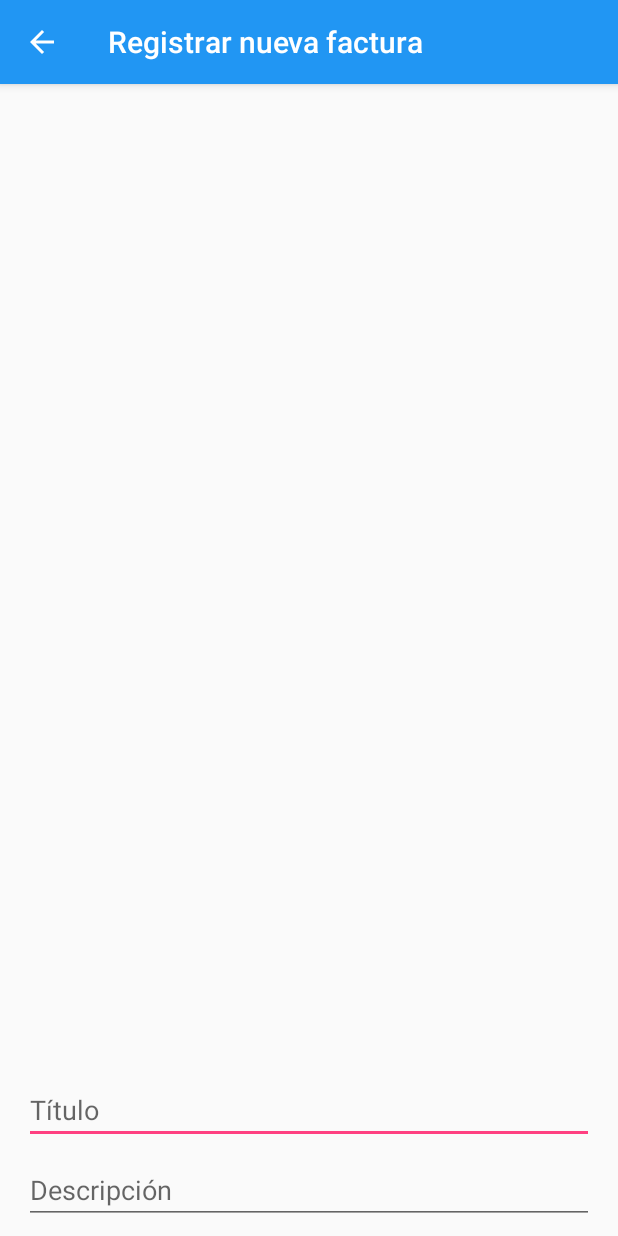
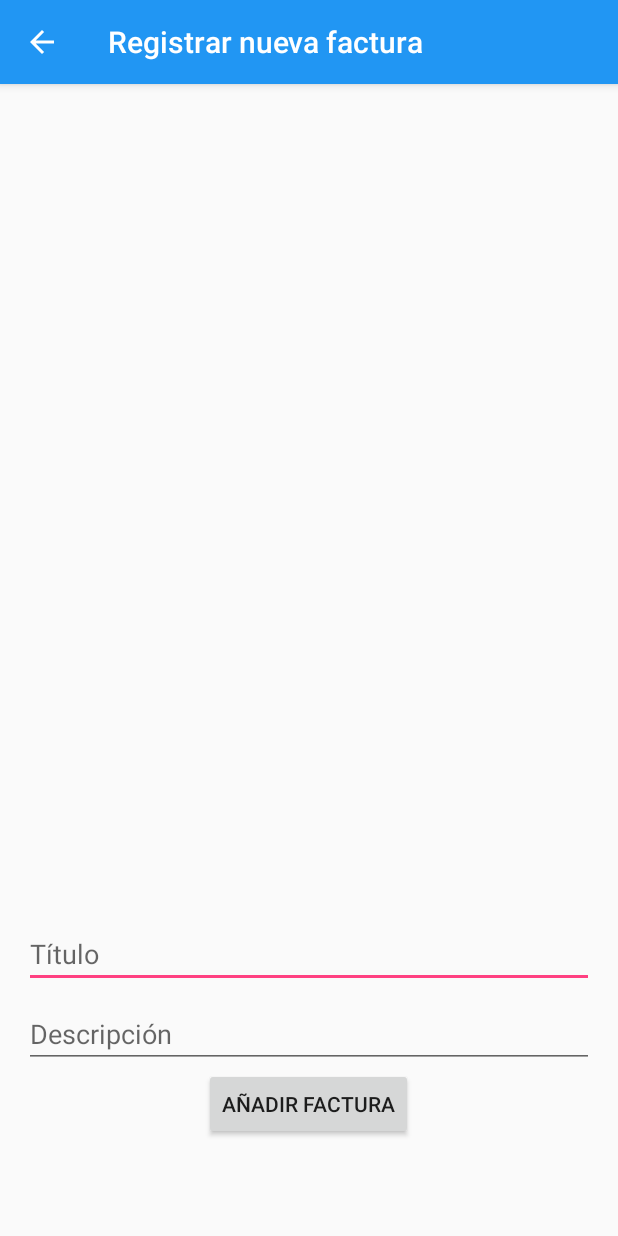
Before and after one commit to xdesert3agle/DADM-Practica2, an Android app: the RegisterBill screen opened directly, with no data from a screen before it, on a phone screen of 412 x 824 dp. Run offline under Robolectric (Android 15) with nearby library versions, the phone set to English and light mode, and no system bars; our stand-ins replace ButterKnife; libraries missing offline, so code that uses them is left out: pl.aprilapps.easyphotopicker; plain views replace MaterialEditText; 1 statement that could not run was skipped.

```diff
--- a/app/src/main/java/es/dadm/practica2/RegisterBill.java
+++ b/app/src/main/java/es/dadm/practica2/RegisterBill.java
@@ -13,6 +13,7 @@ import android.os.Bundle;
 import android.util.Log;
 import android.view.MenuItem;
 import android.view.View;
+import android.widget.Button;
 import android.widget.ImageView;
 import android.widget.Toast;
 
@@ -28,6 +29,7 @@ import pl.aprilapps.easyphotopicker.EasyImage;
 
 public class RegisterBill extends AppCompatActivity {
     @BindView(R.id.ivBillImg) ImageView ivBillImg;
+    @BindView(R.id.btnCreateBill) Button btnCreateBill;
 
     public static final int PICK_IMAGE = 1;
     private String[] galleryPermissions = {Manifest.permission.READ_EXTERNAL_STORAGE, Manifest.permission.WRITE_EXTERNAL_STORAGE};
@@ -44,6 +46,13 @@ public class RegisterBill extends AppCompatActivity {
         actionBar.setDisplayHomeAsUpEnabled(true);
 
         EasyImage.openGallery(this, 0);
+
+        btnCreateBill.setOnClickListener(new View.OnClickListener() {
+            @Override
+            public void onClick(View view) {
+                finish();
+            }
+        });
     }
 
     @Override
--- a/app/src/main/res/layout/activity_register_bill.xml
+++ b/app/src/main/res/layout/activity_register_bill.xml
@@ -19,7 +19,7 @@
         android:layout_marginLeft="16dp"
         android:layout_marginTop="16dp"
         android:layout_marginRight="16dp"
-        android:layout_marginBottom="8dp"
+        android:layout_marginBottom="64dp"
         android:gravity="bottom"
         android:layout_weight="1"
         android:layout_gravity="bottom">
@@ -42,6 +42,12 @@
             app:met_minBottomTextLines="2"
             android:hint="Descripción" />
 
+        <Button
+            android:id="@+id/btnCreateBill"
+            android:layout_width="wrap_content"
+            android:layout_height="wrap_content"
+            android:text="Añadir factura"
+            android:layout_gravity="center" />
     </LinearLayout>
 
 </LinearLayout>
```
Also changed, not shown: app/src/main/java/es/dadm/practica2/DataHelper.java (added, +99 -0 lines), app/src/main/java/es/dadm/practica2/TabContainer.java (+7 -0 lines).
